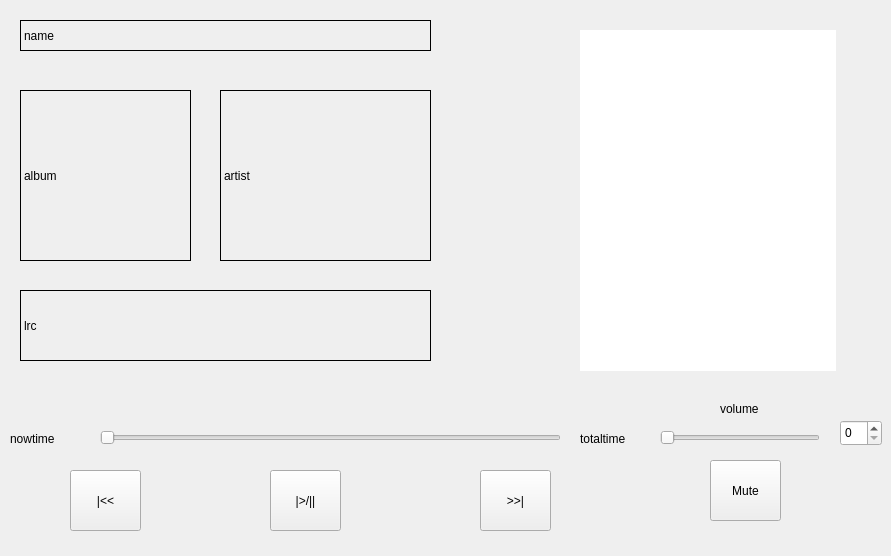
Above: player.ui from sensationone/Audio_Player2 before the change. Below: the same form after it.
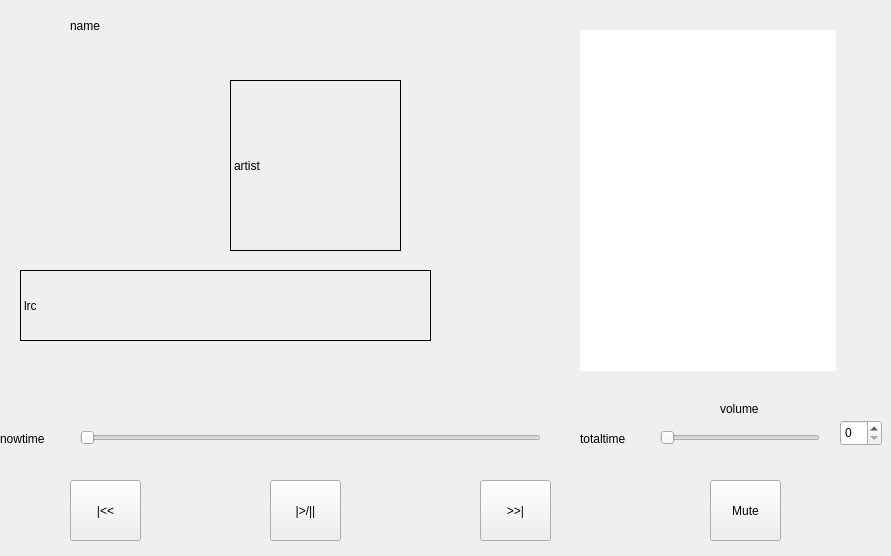
That is the form after the change.

The edit to the form file:
```diff
--- a/player.ui
+++ b/player.ui
@@ -16,41 +16,25 @@
   <widget class="QLabel" name="l_name">
    <property name="geometry">
     <rect>
-     <x>20</x>
-     <y>20</y>
-     <width>411</width>
+     <x>70</x>
+     <y>10</y>
+     <width>391</width>
      <height>31</height>
     </rect>
    </property>
    <property name="frameShape">
-    <enum>QFrame::Box</enum>
+    <enum>QFrame::NoFrame</enum>
    </property>
    <property name="text">
     <string>name</string>
    </property>
   </widget>
-  <widget class="QLabel" name="l_album">
-   <property name="geometry">
-    <rect>
-     <x>20</x>
-     <y>90</y>
-     <width>171</width>
-     <height>171</height>
-    </rect>
-   </property>
-   <property name="frameShape">
-    <enum>QFrame::Box</enum>
-   </property>
-   <property name="text">
-    <string>album</string>
-   </property>
-  </widget>
   <widget class="QLabel" name="l_artist">
    <property name="geometry">
     <rect>
-     <x>220</x>
-     <y>90</y>
-     <width>211</width>
+     <x>230</x>
+     <y>80</y>
+     <width>171</width>
      <height>171</height>
     </rect>
    </property>
@@ -65,7 +49,7 @@
    <property name="geometry">
     <rect>
      <x>20</x>
-     <y>290</y>
+     <y>270</y>
      <width>411</width>
      <height>71</height>
     </rect>
@@ -96,7 +80,7 @@
   <widget class="QSlider" name="horizontalSlider">
    <property name="geometry">
     <rect>
-     <x>100</x>
+     <x>80</x>
      <y>430</y>
      <width>461</width>
      <height>16</height>
@@ -136,7 +120,7 @@
    <property name="geometry">
     <rect>
      <x>70</x>
-     <y>470</y>
+     <y>480</y>
      <width>71</width>
      <height>61</height>
     </rect>
@@ -149,7 +133,7 @@
    <property name="geometry">
     <rect>
      <x>270</x>
-     <y>470</y>
+     <y>480</y>
      <width>71</width>
      <height>61</height>
     </rect>
@@ -162,7 +146,7 @@
    <property name="geometry">
     <rect>
      <x>480</x>
-     <y>470</y>
+     <y>480</y>
      <width>71</width>
      <height>61</height>
     </rect>
@@ -175,7 +159,7 @@
    <property name="geometry">
     <rect>
      <x>710</x>
-     <y>460</y>
+     <y>480</y>
      <width>71</width>
      <height>61</height>
     </rect>
@@ -197,12 +181,15 @@
   <widget class="QLabel" name="l_nowtime">
    <property name="geometry">
     <rect>
-     <x>10</x>
+     <x>0</x>
      <y>430</y>
      <width>61</width>
      <height>17</height>
     </rect>
    </property>
+   <property name="styleSheet">
+    <string notr="true"/>
+   </property>
    <property name="text">
     <string>nowtime</string>
    </property>
```
